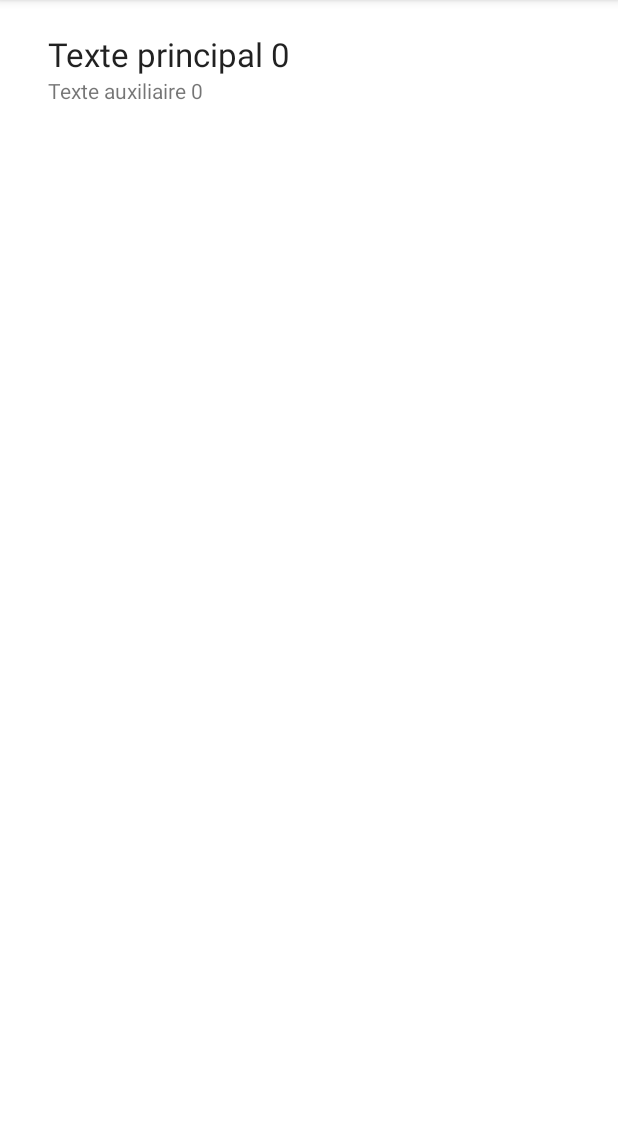
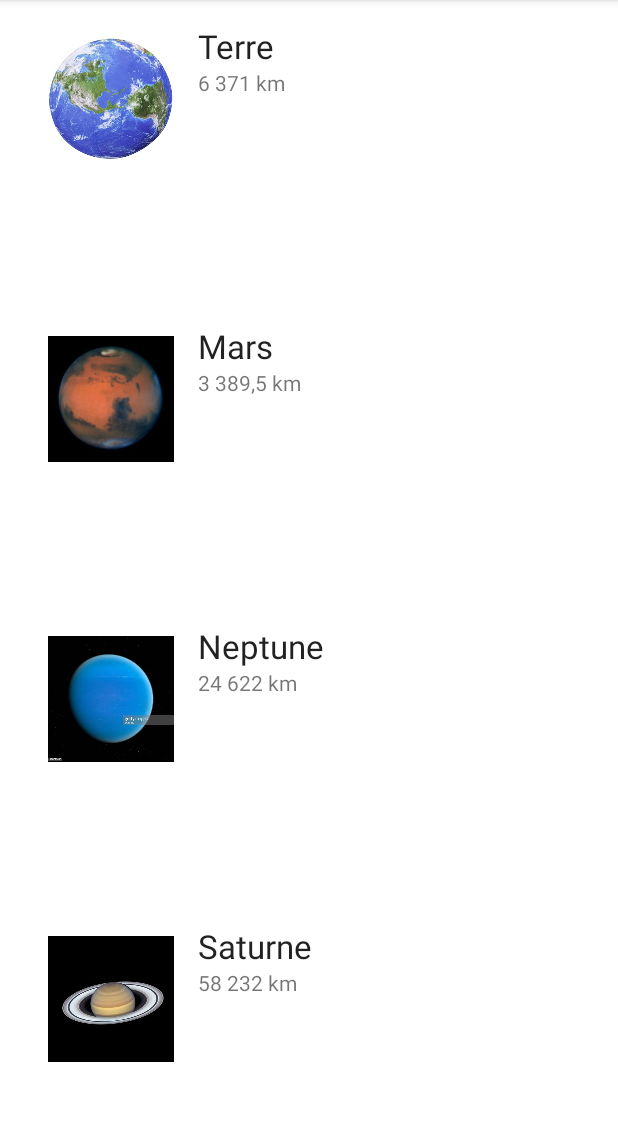
Before and after one commit to Clement-Chevreuil/ANDROID_FAC_RECYCLER_VIEW, an Android app: the screen it shows after launch (MainActivity), on a phone screen of 412 x 824 dp, the part 84-1205 px from its top. Run offline under Robolectric (Android 15) with nearby library versions, the phone set to English and light mode, and no system bars.

Commit message:
Mise a jour

```diff
--- a/app/build.gradle
+++ b/app/build.gradle
@@ -40,4 +40,6 @@ dependencies {
     implementation fileTree(dir: 'libs', include: ['*.jar'])
     implementation 'androidx.appcompat:appcompat:1.1.0'
     implementation 'androidx.recyclerview:recyclerview:1.1.0'
+    implementation 'com.google.android.material:material:1.0.0'
+
 }
--- /dev/null
+++ b/app/src/main/java/com/example/testrecyclerview/DividerItemDecoration.java
@@ -0,0 +1,32 @@
+package com.example.testrecyclerview;
+
+import android.content.Context;
+import android.graphics.Canvas;
+import android.graphics.drawable.Drawable;
+import android.view.View;
+
+import androidx.core.content.ContextCompat;
+import androidx.recyclerview.widget.RecyclerView;
+
+public class DividerItemDecoration extends RecyclerView.ItemDecoration {
+    private Drawable mDivider;
+    public DividerItemDecoration(Context context, int resId) {
+        mDivider = ContextCompat.getDrawable(context, resId);
+    }
+    @Override
+    public void onDraw(Canvas c, RecyclerView parent, RecyclerView.State state)
+    {
+        int left = parent.getPaddingLeft();
+        int right = parent.getWidth() - parent.getPaddingRight();
+        int childCount = parent.getChildCount();
+        for (int i = 0; i < childCount; i++) {
+            View child = parent.getChildAt(i);
+            RecyclerView.LayoutParams params = (RecyclerView.LayoutParams)
+                    child.getLayoutParams();
+            int top = child.getBottom() + params.bottomMargin;
+            int bottom = top + mDivider.getIntrinsicHeight();
+            mDivider.setBounds(left, top, right, bottom);
+            mDivider.draw(c);
+        }
+    }
+}
--- a/app/src/main/java/com/example/testrecyclerview/Donnee.java
+++ /dev/null
@@ -1,19 +0,0 @@
-package com.example.testrecyclerview;
-
-public class Donnee {
-
-    private String principal;
-    private String auxiliaire;
-    Donnee (String text1, String text2){
-        principal = text1;
-        auxiliaire = text2;
-    }
-    public String getPrincipal() {
-        return principal;
-    }
-    public String getAuxiliaire() {
-        return auxiliaire;
-    }
-
-
-}
--- a/app/src/main/java/com/example/testrecyclerview/MainActivity.java
+++ b/app/src/main/java/com/example/testrecyclerview/MainActivity.java
@@ -1,12 +1,15 @@
 package com.example.testrecyclerview;
 
 import androidx.appcompat.app.AppCompatActivity;
+import androidx.coordinatorlayout.widget.CoordinatorLayout;
 import androidx.recyclerview.widget.LinearLayoutManager;
 import androidx.recyclerview.widget.RecyclerView;
 
 import android.os.Bundle;
 import android.view.View;
-import android.widget.Toast;
+import android.widget.ImageView;
+
+import com.google.android.material.snackbar.Snackbar;
 
 import java.util.ArrayList;
 
@@ -14,6 +17,7 @@ public class MainActivity extends AppCompatActivity implements DetecteurDeClicSu
     private RecyclerView mRecyclerView;
     private MonRecyclerViewAdapter mAdapter;
     private RecyclerView.LayoutManager mLayoutManager;
+    CoordinatorLayout mcoordinatorLayout;
     @Override
     protected void onCreate(Bundle savedInstanceState) {
         super.onCreate(savedInstanceState);
@@ -25,18 +29,31 @@ public class MainActivity extends AppCompatActivity implements DetecteurDeClicSu
         mRecyclerView.setLayoutManager(mLayoutManager);
         mAdapter = new MonRecyclerViewAdapter(getDataSource());
         mRecyclerView.setAdapter(mAdapter);
+        mcoordinatorLayout = (CoordinatorLayout) findViewById(R.id.coordinatorLayout);
+
+        RecyclerView.ItemDecoration itemDecoration = new DividerItemDecoration(this, R.drawable.divider);
+        mRecyclerView.addItemDecoration(itemDecoration);
     }
 
-    private ArrayList<Donnee> getDataSource() {
-        ArrayList results = new ArrayList<Donnee>();
-        for (int index = 0; index < 20; index++) {
-            Donnee obj = new Donnee("Texte principal " + index,"Texte auxiliaire " +
-                    index);
-            results.add(index, obj);
-        }
+    private ArrayList<Planete> getDataSource() {
+        ArrayList results = new ArrayList<Planete>();
+        //for (int index = 0; index < 20; index++) {
+         //   Planete obj = new Planete("Texte principal " + index,"Texte auxiliaire " + index);
+         //   results.add(index, obj);
+        //}
+
+        Planete terre = new Planete("Terre", "6 371 km", R.drawable.terre);
+        Planete mars = new Planete("Mars", "3 389,5 km", R.drawable.mars);
+        Planete neptune = new Planete("Neptune", "24 622 km", R.drawable.neptune);
+        Planete saturne  = new Planete("Saturne", "58 232 km", R.drawable.saturne);
+
+        results.add(terre);
+        results.add(mars);
+        results.add(neptune);
+        results.add(saturne);
+
         return results;
     }
-
 
     @Override
     protected void onResume() {
@@ -45,8 +62,6 @@ public class MainActivity extends AppCompatActivity implements DetecteurDeClicSu
     }
 
     public void clicSurRecyclerItem(int position, View v) {
-        Toast.makeText(getApplicationContext(), "Clic sur l'item "+position, Toast.LENGTH_LONG).show();
+        Snackbar.make(mcoordinatorLayout, " Clic sur l'item " + position, Snackbar.LENGTH_LONG).show();
     }
-
-
 }
--- a/app/src/main/java/com/example/testrecyclerview/MonRecyclerViewAdapter.java
+++ b/app/src/main/java/com/example/testrecyclerview/MonRecyclerViewAdapter.java
@@ -3,6 +3,7 @@ package com.example.testrecyclerview;
 import android.view.LayoutInflater;
 import android.view.View;
 import android.view.ViewGroup;
+import android.widget.ImageView;
 import android.widget.TextView;
 
 import androidx.recyclerview.widget.RecyclerView;
@@ -12,11 +13,11 @@ import java.util.ArrayList;
 public class MonRecyclerViewAdapter extends RecyclerView.Adapter<MonRecyclerViewAdapter.ConteneurDeDonnee>
 {
     private static DetecteurDeClicSurRecycler detecteurDeClicSurRecycler;
-    private ArrayList<Donnee> donnees;
-    public MonRecyclerViewAdapter(ArrayList<Donnee> donnees)
+    private ArrayList<Planete> planetes;
+
+    public MonRecyclerViewAdapter(ArrayList<Planete> planetes)
     {
-        this.donnees = donnees;
-
+        this.planetes = planetes;
     }
 
     @Override
@@ -26,14 +27,15 @@ public class MonRecyclerViewAdapter extends RecyclerView.Adapter<MonRecyclerView
         return new ConteneurDeDonnee(view);
     }
     @Override
-    public void onBindViewHolder(ConteneurDeDonnee conteneur, int
-            position) {
-        conteneur.tv_principal.setText(donnees.get(position).getPrincipal());
-        conteneur.tv_auxiliaire.setText(donnees.get(position).getAuxiliaire());
+    public void onBindViewHolder(ConteneurDeDonnee conteneur, int position)
+    {
+        conteneur.tv_principal.setText(planetes.get(position).getPrincipal());
+        conteneur.tv_auxiliaire.setText(planetes.get(position).getAuxiliaire());
+        conteneur.tv_image.setImageResource(planetes.get(position).getImage());
     }
     @Override
     public int getItemCount() {
-        return donnees.size();
+        return planetes.size();
     }
 
 
@@ -41,10 +43,12 @@ public class MonRecyclerViewAdapter extends RecyclerView.Adapter<MonRecyclerView
 
         TextView tv_principal;
         TextView tv_auxiliaire;
+        ImageView tv_image;
         public ConteneurDeDonnee(View itemView) {
             super(itemView);
             tv_principal = (TextView) itemView.findViewById(R.id.tv_principal);
             tv_auxiliaire = (TextView) itemView.findViewById(R.id.tv_auxiliaire);
+            tv_image = (ImageView) itemView.findViewById(R.id.tv_image);
             itemView.setOnClickListener(this);
         }
 
--- /dev/null
+++ b/app/src/main/java/com/example/testrecyclerview/Planete.java
@@ -0,0 +1,27 @@
+package com.example.testrecyclerview;
+
+import android.widget.ImageView;
+
+public class Planete {
+
+    private String principal;
+    private String auxiliaire;
+    private int image;
+
+    Planete(String text1, String text2, int image){
+        principal = text1;
+        auxiliaire = text2;
+        this.image = image;
+    }
+    public String getPrincipal() {
+        return principal;
+    }
+    public String getAuxiliaire() {
+        return auxiliaire;
+    }
+    public int getImage() { return image; }
+
+    public void setImage(int image) { this.image = image; }
+    public void setAuxiliaire(String auxiliaire) { this.auxiliaire = auxiliaire; }
+    public void setPrincipal(String principal) { this.principal = principal; }
+}
--- /dev/null
+++ b/app/src/main/res/drawable/divider.xml
@@ -0,0 +1,10 @@
+<?xml version="1.0" encoding="utf-8"?>
+<selector xmlns:android="http://schemas.android.com/apk/res/android">
+    <shape xmlns:android="http://schemas.android.com/apk/res/android"
+        android:shape="rectangle">
+        <size
+            android:height="2dp" />
+        <solid android:color="#ffee22ee" />
+    </shape>
+
+</selector>
--- a/app/src/main/res/layout/activity_main.xml
+++ b/app/src/main/res/layout/activity_main.xml
@@ -1,3 +1,14 @@
+<androidx.coordinatorlayout.widget.CoordinatorLayout
+    android:id="@+id/coordinatorLayout"
+    xmlns:android="http://schemas.android.com/apk/res/android"
+    xmlns:app="http://schemas.android.com/apk/res-auto"
+    xmlns:tools="http://schemas.android.com/tools"
+    android:layout_width="match_parent"
+    android:layout_height="match_parent"
+    tools:context=".MainActivity"
+    >
+
+
     <RelativeLayout
         xmlns:android="http://schemas.android.com/apk/res/android"
         xmlns:tools="http://schemas.android.com/tools"
@@ -14,3 +25,4 @@
             android:layout_height="match_parent"
             android:scrollbars="vertical" />
     </RelativeLayout>
+</androidx.coordinatorlayout.widget.CoordinatorLayout>
--- a/app/src/main/res/layout/recyclerview_item.xml
+++ b/app/src/main/res/layout/recyclerview_item.xml
@@ -1,20 +1,33 @@
 <LinearLayout xmlns:android="http://schemas.android.com/apk/res/android"
     android:layout_width="match_parent"
-    android:layout_height="match_parent"
+    android:layout_height="200dp"
     android:background="?android:attr/selectableItemBackground"
-    android:orientation="vertical">
+    android:orientation="horizontal">
+
+    <ImageView
+        android:id="@+id/tv_image"
+        android:layout_width="100dp"
+        android:layout_height="100dp"
+        android:paddingLeft="@dimen/activity_horizontal_margin"
+        android:textAppearance="?android:attr/textAppearanceSmall" />
+
+    <LinearLayout
+        android:layout_width="match_parent"
+        android:layout_height="match_parent"
+        android:orientation="vertical">
+
+
     <TextView
         android:id="@+id/tv_principal"
         android:layout_width="wrap_content"
         android:layout_height="wrap_content"
         android:paddingLeft="@dimen/activity_horizontal_margin"
-        android:paddingTop="5dp"
         android:textAppearance="?android:attr/textAppearanceLarge" />
     <TextView
         android:id="@+id/tv_auxiliaire"
         android:layout_width="wrap_content"
         android:layout_height="wrap_content"
-        android:paddingBottom="5dp"
         android:paddingLeft="@dimen/activity_horizontal_margin"
         android:textAppearance="?android:attr/textAppearanceSmall" />
 </LinearLayout>
+</LinearLayout>
```
Also changed, not shown: app/src/main/res/drawable/mars.jpeg (added), app/src/main/res/drawable/neptune.jpg (added), app/src/main/res/drawable/saturne.jpg (added), app/src/main/res/drawable/terre.jpg (added), app/src/main/res/drawable/test.jpeg (added). Lines whose indentation alone changed are shown as unchanged.
